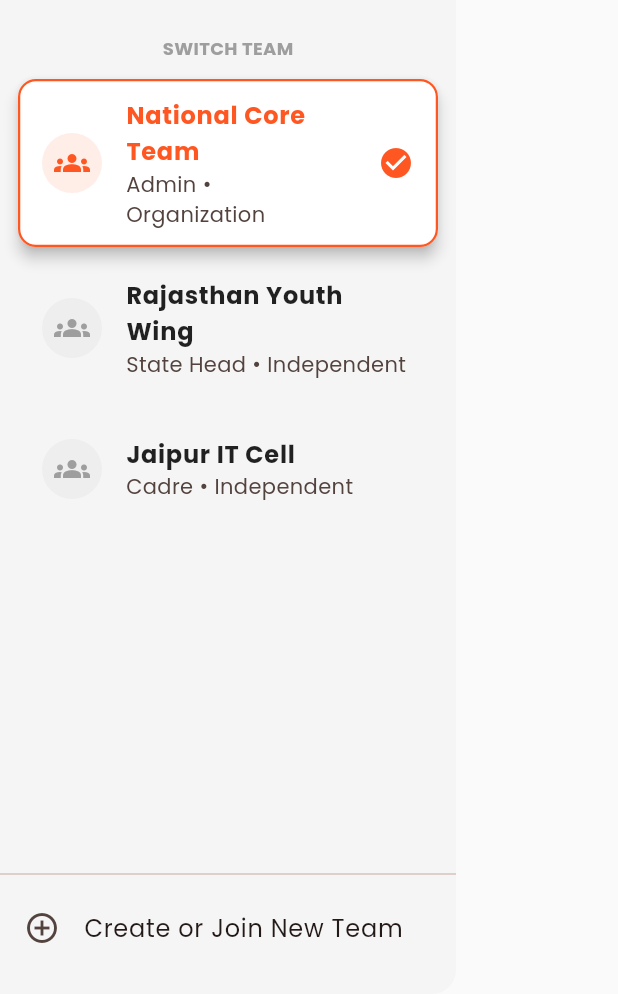
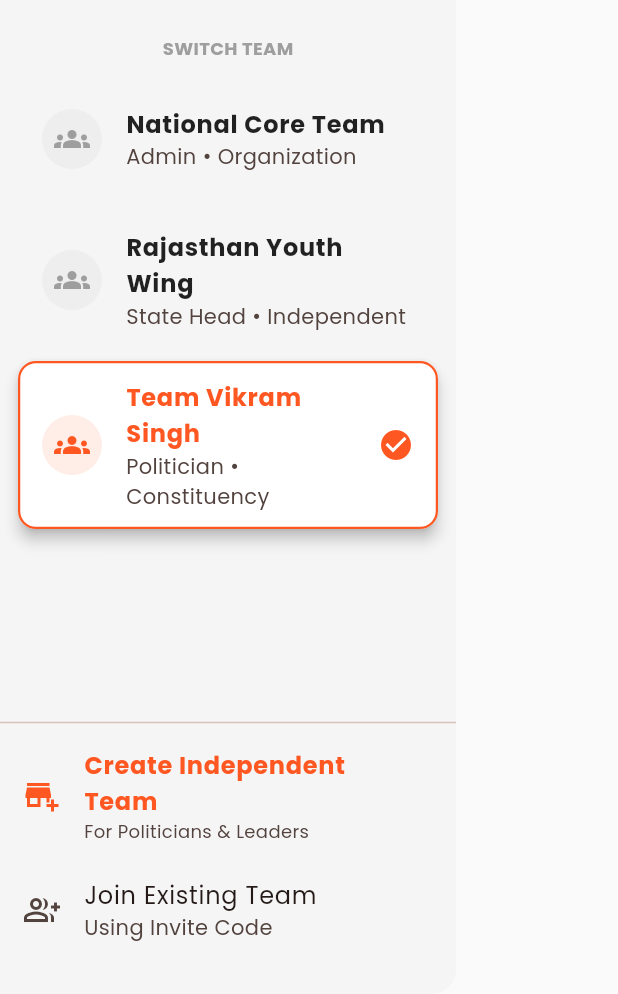
Before and after one commit to opkukna1/PollOS, a Flutter app: the AppDrawer widget shown alone on an empty page, opened directly, on a phone screen of 412 x 824 dp, the part 242-1236 px from its top. Run offline on Flutter 3.47's test engine with Material 3 defaults, Android fonts, the phone set to English and light mode, and no system bars; our stand-ins replace flutter_riverpod, font_awesome_flutter, google_fonts.

Commit message:
Update app_drawer.dart

```diff
--- a/lib/ui/widgets/app_drawer.dart
+++ b/lib/ui/widgets/app_drawer.dart
@@ -1,17 +1,19 @@
 import 'package:flutter/material.dart';
+// Ensure yeh path sahi ho jahan tumne pichla screen save kiya tha
+import '../screens/team/create_team_screen.dart';
 
 class AppDrawer extends StatelessWidget {
   const AppDrawer({super.key});
 
   @override
   Widget build(BuildContext context) {
-    // Mock Data: Asli app mein ye Riverpod se aayega
+    // Mock Data: Asli app mein ye Riverpod (teamsProvider) se aayega
     final teams = [
       {'name': 'National Core Team', 'role': 'Admin', 'type': 'Organization'},
       {'name': 'Rajasthan Youth Wing', 'role': 'State Head', 'type': 'Independent'},
-      {'name': 'Jaipur IT Cell', 'role': 'Cadre', 'type': 'Independent'},
+      {'name': 'Team Vikram Singh', 'role': 'Politician', 'type': 'Constituency'}, // New Type Example
     ];
-    int activeIndex = 0; // Mock active team
+    int activeIndex = 2; // Maan lo abhi hum Politician wali team mein hain
 
     return Drawer(
       backgroundColor: Colors.grey.shade100,
@@ -73,7 +75,7 @@ class AppDrawer extends StatelessWidget {
                     subtitle: Text("${team['role']} • ${team['type']}"),
                     trailing: isActive ? const Icon(Icons.check_circle, color: Colors.deepOrange) : null,
                     onTap: () {
-                      // Yahan Team Switch logic aayega
+                      // Yahan Team Switch Logic aayega (Riverpod state update)
                       Navigator.pop(context); // Close drawer
                     },
                   ),
@@ -83,12 +85,37 @@ class AppDrawer extends StatelessWidget {
           ),
 
           const Divider(),
+
+          // 3. Create Independent Team (Politician Action)
+          // Highlighted specifically for Leadership
           ListTile(
-            leading: const Icon(Icons.add_circle_outline),
-            title: const Text("Create or Join New Team"),
-            onTap: () {},
+            leading: const Icon(Icons.add_business, color: Colors.deepOrange),
+            title: const Text(
+              "Create Independent Team",
+              style: TextStyle(
+                color: Colors.deepOrange,
+                fontWeight: FontWeight.bold
+              )
+            ),
+            subtitle: const Text("For Politicians & Leaders", style: TextStyle(fontSize: 12)),
+            onTap: () {
+              Navigator.pop(context); // Drawer band karo
+              // Create Team Screen par jao
+              Navigator.push(context, MaterialPageRoute(builder: (_) => const CreateTeamScreen()));
+            },
           ),
-          const SizedBox(height: 16),
+
+          // 4. Join Team (Cadre Action)
+          ListTile(
+            leading: const Icon(Icons.group_add_outlined),
+            title: const Text("Join Existing Team"),
+            subtitle: const Text("Using Invite Code"),
+            onTap: () {
+              // Future: Open Join Dialog
+            },
+          ),
+
+          const SizedBox(height: 20), // Bottom padding
         ],
       ),
     );
```
